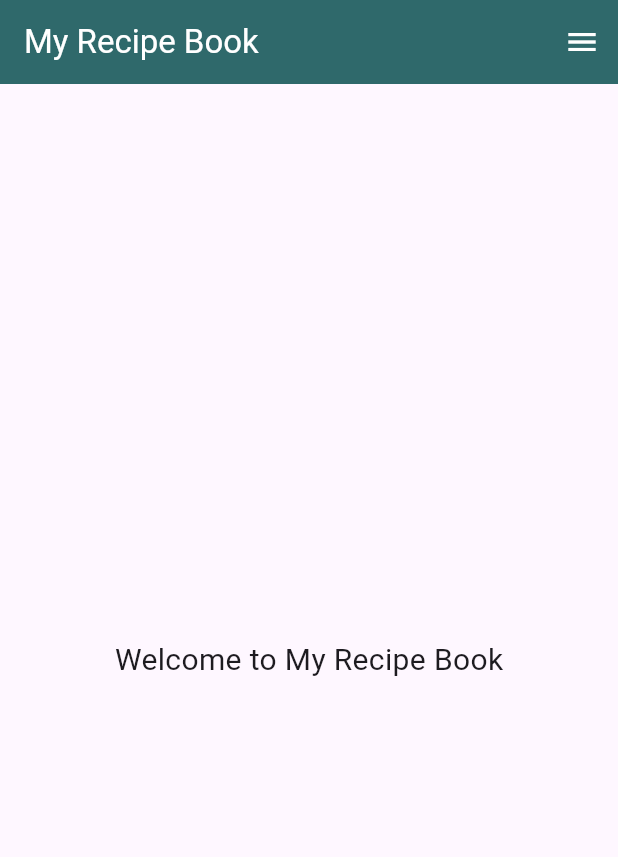
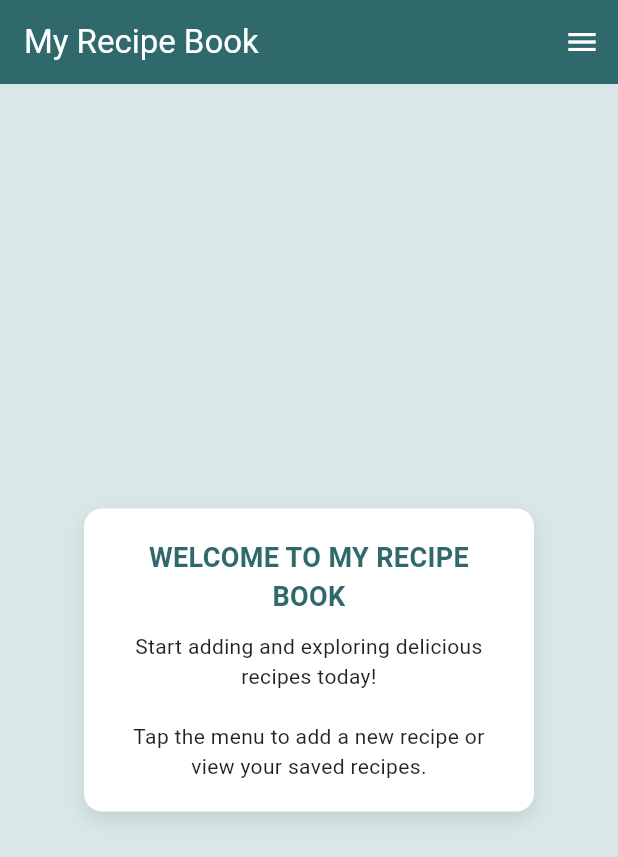
Before and after one commit to Mimiiiii017/CPD_Recipe_List, a Flutter app: the screen it shows after launch, on a phone screen of 412 x 824 dp. Shown: the top 857 px of the screen. Run offline on Flutter 3.47's test engine with Material 3 defaults, Android fonts, the phone set to English and light mode, and no system bars; our stand-ins replace firebase_core, firebase_database, firebase_storage, image_picker; accounts and stored records are empty; Roboto replaces fonts that are missing (Poppins).

Commit message:
Slight changes to homepage and main.dart theme

```diff
--- a/lib/main.dart
+++ b/lib/main.dart
@@ -1,7 +1,6 @@
 import 'package:flutter/material.dart';
 import 'screens/add_recipe_screen.dart';
 import 'screens/Welcome_Page.dart';
-import 'screens/recipe_list_screen.dart';
 import 'services/firebase.dart';
 
 void main() async {
@@ -20,6 +19,8 @@ class RecipeApp extends StatelessWidget {
       title: 'Recipe App',
       theme: ThemeData(
         primaryColor: const Color(0xFF2F696B),
+        hintColor: const Color(0xFFD9E7E8),
+        fontFamily: 'Poppins',
       ),
       home: const HomeScreen(),
       debugShowCheckedModeBanner: false,
--- a/lib/screens/Welcome_Page.dart
+++ b/lib/screens/Welcome_Page.dart
@@ -1,15 +1,51 @@
 import 'package:flutter/material.dart';
 
 class WelcomePage extends StatelessWidget {
-  const WelcomePage({Key? key}) : super(key: key);
+  const WelcomePage({super.key});
 
-  @override
+
   Widget build(BuildContext context) {
-    return const Scaffold(
+    return Scaffold(
+      backgroundColor: const Color(0xFFD9E7E8),
       body: Center(
-        child: Text(
-          "Welcome to My Recipe Book",
-          style: TextStyle(fontSize: 20),
+        child: Container(
+          width: 300,
+          padding: const EdgeInsets.all(20),
+          decoration: BoxDecoration(
+            color: Colors.white,
+            borderRadius: BorderRadius.circular(12),
+            boxShadow: [
+              BoxShadow(
+                color: Colors.black.withOpacity(0.1),
+                blurRadius: 10,
+                offset: const Offset(0, 5),
+              ),
+            ],
+          ),
+          child: Column(
+            mainAxisSize: MainAxisSize.min,
+            children: [
+              const Text(
+                "WELCOME TO MY RECIPE BOOK",
+                textAlign: TextAlign.center,
+                style: TextStyle(
+                  fontSize: 18,
+                  fontWeight: FontWeight.bold,
+                  color: Color(0xFF2F696B),
+                ),
+              ),
+              const SizedBox(height: 10),
+              const Text(
+                "Start adding and exploring delicious recipes today!\n\n"
+                "Tap the menu to add a new recipe or view your saved recipes.",
+                textAlign: TextAlign.center,
+                style: TextStyle(
+                  fontSize: 14,
+                  color: Colors.black87,
+                ),
+              ),
+            ],
+          ),
         ),
       ),
     );
--- a/lib/screens/add_recipe_screen.dart
+++ b/lib/screens/add_recipe_screen.dart
@@ -6,7 +6,6 @@ import '../services/firebase.dart';
 class AddRecipeScreen extends StatefulWidget {
   const AddRecipeScreen({super.key});
 
-  @override
   State<AddRecipeScreen> createState() => _AddRecipeScreenState();
 }
 
@@ -60,6 +59,7 @@ class _AddRecipeScreenState extends State<AddRecipeScreen> {
   @override
   Widget build(BuildContext context) {
     return Scaffold(
+      backgroundColor: const Color(0xFFD9E7E8),
       body: SafeArea(
         child: SingleChildScrollView(
           padding: const EdgeInsets.symmetric(horizontal: 20, vertical: 30),
```
